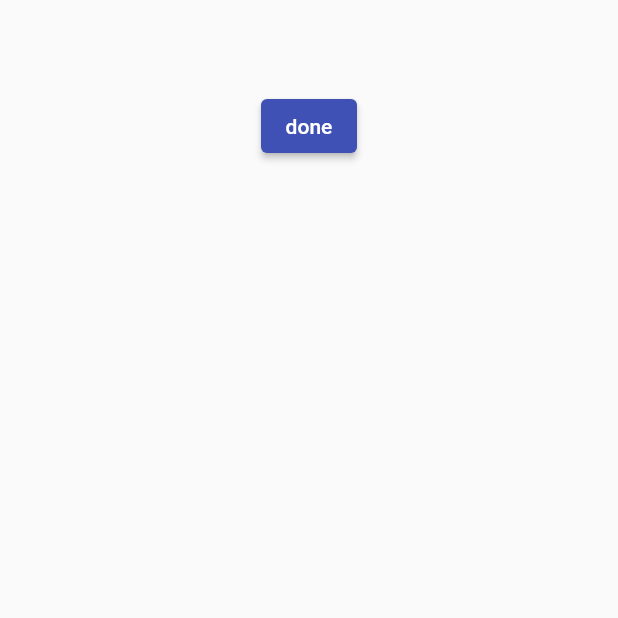
After one commit to RamMer24/chatapp, a Flutter app: the screen it shows after launch, after a tap on "done", on a phone screen of 412 x 824 dp, the top half of it. The commit adds this screen. Run offline on Flutter 3.47's test engine with Material 2 defaults, Android fonts, the phone set to English and light mode, and no system bars; our stand-ins replace cloud_firestore, dio, emoji_picker_flutter, firebase_auth, firebase_core, firebase_storage and 5 more; accounts and stored records are empty; network calls fail.

Commit message:
19/08/2023

```diff
--- a/lib/main.dart
+++ b/lib/main.dart
@@ -1,4 +1,5 @@
 import 'package:chatapp/screen/LoginScreen.dart';
+import 'package:chatapp/screen/Pdf.dart';
 import 'package:chatapp/screen/SaveImage.dart';
 import 'package:flutter/material.dart';
 import 'package:firebase_core/firebase_core.dart';
@@ -17,7 +18,7 @@ void main()async {
   runApp(const MyApp());
 }
 
-class MyApp extends StatelessWidget {
+class MyApp extends StatelessWidget{
   const MyApp({super.key});
 
   @override
@@ -27,7 +28,7 @@ class MyApp extends StatelessWidget {
       theme: ThemeData(
         primarySwatch: Colors.indigo,
       ),
-      home:LoginScreen(),
+      home:Pdf(),
     );
   }
 }
--- a/lib/screen/LoginScreen.dart
+++ b/lib/screen/LoginScreen.dart
@@ -33,10 +33,10 @@ class _LoginScreenState extends State<LoginScreen> {
                   accessToken: googleSignInAuthentication.accessToken,
                   idToken: googleSignInAuthentication.idToken,
                 );
+
                 UserCredential userCredential =
                 await auth.signInWithCredential(credential);
                 user = userCredential.user;
-
                 var name = user!.displayName.toString();
                 var email = user!.email.toString();
                 var googleid = user!.uid.toString();
@@ -53,7 +53,7 @@ class _LoginScreenState extends State<LoginScreen> {
                             "email":email,
                             "uid":googleid,
                             "Photo":photo,
-                          }).then((document) async{
+                          }).then((document) async {
                             SharedPreferences prefs = await SharedPreferences.getInstance();
                             prefs.setString("islogin", "yes");
                             prefs.setString("senderid", document.id.toString());
@@ -87,4 +87,5 @@ class _LoginScreenState extends State<LoginScreen> {
       ),
     );
   }
+
 }
--- /dev/null
+++ b/lib/screen/Pdf.dart
@@ -0,0 +1,352 @@
+import 'dart:io';
+
+import 'package:flutter/cupertino.dart';
+import 'package:flutter/foundation.dart';
+import 'package:flutter/material.dart';
+
+import 'package:flutter/services.dart' show rootBundle;
+
+
+import 'package:pdf/widgets.dart' as pw;
+import 'package:pdf/pdf.dart';
+
+class Pdf extends StatefulWidget {
+  const Pdf({super.key});
+
+  @override
+  State<Pdf> createState() => _PdfState();
+}
+
+class _PdfState extends State<Pdf> {
+
+  bool _isLoading = false;
+
+  double? per1;
+  String? filePath="";
+
+  get http => null;
+
+  @override
+  Widget build(BuildContext context) {
+    return Scaffold(
+        body: Center(
+          child: Column(
+
+            children: [
+              SizedBox(
+                height: 60,
+              ),
+              ElevatedButton(onPressed: (){
+                downloaddata();
+              }, child: Text("done"))
+            ],
+          ),
+        )
+
+    );
+  }
+  Future<void> downloaddata() async {
+    setState(() {
+      _isLoading = true;
+    });
+
+    final pdf = pw.Document();
+    final imageProvider = await loadImageFromAsset('img/chat.png');
+    final imageProvider1 = await loadImageFromAsset('img/whatsapp.png');
+
+    final imageUrl ="";
+    final imageBytes = await fetchImage(imageUrl);
+    final pdfWidget = pw.Stack(children: [
+      pw.Container(
+          width: double.infinity,
+          height: double.infinity,
+          decoration: pw.BoxDecoration(
+            image: pw.DecorationImage(
+              image: imageProvider,
+              fit: pw.BoxFit.cover,
+            ),
+          ),
+          child: pw.Column(
+              crossAxisAlignment: pw.CrossAxisAlignment.start,
+              children: [
+                pw.SizedBox(height: 10),
+                pw.Padding(
+                  padding: pw.EdgeInsets.only(left: 15),
+                  child: pw.Image(imageProvider1, width: 60, height: 34),
+                ),
+                pw.Container(
+                  padding: pw.EdgeInsets.all(15),
+                  child: pw.Row(
+                    crossAxisAlignment: pw.CrossAxisAlignment.end,
+                    mainAxisAlignment: pw.MainAxisAlignment.end,
+                    children: [
+                      pw.Container(
+                        height: 150,
+                        // width: 80.w,
+                        alignment: pw.Alignment.center,
+                        child: pw.Text(
+                                    "gfghfcghfgh",
+                        ),
+                      ),
+                      pw.SizedBox(
+                        width: 15,
+                      ),
+                      pw.ClipOval(
+                        child: pw.Container(
+                          width: 80,
+                          height: 80,
+                          decoration: pw.BoxDecoration(
+                              shape: pw.BoxShape.circle,
+                              image: pw.DecorationImage(
+                                  image: pw.MemoryImage(
+                                      Uint8List.fromList(imageBytes)))),
+                        ),
+                      ),
+                    ],
+                  ),
+                ),
+                // pw.SizedBox(
+                //   height:10.h
+                // ),
+                pw.Opacity(
+                  opacity: 0.7,
+                  child: pw.Container(
+                    padding: pw.EdgeInsets.all(20),
+                    margin: pw.EdgeInsets.only(left: 40),
+                    decoration: pw.BoxDecoration(
+                        color: PdfColors.black,
+                        borderRadius: pw.BorderRadius.only(
+                            topLeft: pw.Radius.circular(30),
+                            bottomLeft: pw.Radius.circular(30))),
+                    child: pw.Column(
+                      crossAxisAlignment: pw.CrossAxisAlignment.start,
+                      children: [
+                        pw.Text(
+                          "heloo",
+                          style: pw.TextStyle(
+                            color: PdfColors.white,
+                            fontSize: 30,
+                            font: await yourFont(),
+                            // font:pw.Font.helvetica(),
+
+                            // fontWeight: pw.FontWeight.bold,
+                          ),
+                        ),
+                        pw.SizedBox(
+                          height: 7,
+                        ),
+                        pw.Padding(
+                          padding: pw.EdgeInsets.only(left: 25),
+                          child: pw.Row(
+                            children: [
+                              pw.Text(
+                                "heloo",
+                                style: pw.TextStyle(
+                                  color: PdfColors.white,
+                                  fontSize: 20,
+                                  font: await yourFont(),
+                                ),
+                              ),
+                              pw.Text(
+                                 "heloo",
+                                  style: pw.TextStyle(
+                                    color: PdfColors.white,
+                                    fontSize: 40,
+                                    font: await yourFont(),
+                                  )),
+                              pw.Text("helooo",
+                                  style: pw.TextStyle(
+                                    color: PdfColors.white,
+                                    fontSize: 25,
+                                    font: await yourFont(),
+                                  )),
+                            ],
+                          ),
+                        ),
+                        pw.SizedBox(
+                          height: 5,
+                        ),
+                        pw.Padding(
+                          padding: pw.EdgeInsets.only(left: 1),
+                          child: pw.Row(
+                            children: [
+                              pw.Text("heloo",
+                                  style: pw.TextStyle(
+                                    color: PdfColors.white,
+                                    fontSize: 20,
+                                    font: await yourFont(),
+                                  )),
+                              pw.Text(
+                                "ghdsgg",
+                                  style: pw.TextStyle(
+                                    color: PdfColors.white,
+                                    fontSize: 60,
+                                    font: await yourFont(),
+                                  )),
+                              pw.Text("helooo",
+                                  style: pw.TextStyle(
+                                    color: PdfColors.white,
+                                    fontSize: 20,
+                                    font: await yourFont(),
+                                  )),
+                            ],
+                          ),
+                        ),
+                        pw.SizedBox(
+                          height: 4,
+                        ),
+                        pw.Padding(
+                          padding: pw.EdgeInsets.only(left: 15),
+                          child: pw.Row(
+                            children: [
+                              pw.Text("heloo",
+                                  style: pw.TextStyle(
+                                    color: PdfColors.white,
+                                    fontSize: 20,
+                                    font: await yourFont(),
+                                  )),
+                              pw.Text(
+                                "hjd",
+                                  style: pw.TextStyle(
+                                    color: PdfColors.white,
+                                    fontSize: 55,
+                                    font: await yourFont(),
+                                  )),
+                              pw.Text("helooo",
+                                  style: pw.TextStyle(
+                                    color: PdfColors.white,
+                                    fontSize: 20,
+                                    font: await yourFont(),
+                                  )),
+                            ],
+                          ),
+                        ),
+                        pw.SizedBox(
+                          height: 5,
+                        ),
+                        pw.Text(" helooo",
+                            style: pw.TextStyle(
+                              color: PdfColors.white,
+                              fontSize: 20,
+                              font: await yourFont(),
+                            )),
+                      ],
+                    ),
+                  ),
+                ),
+                pw.SizedBox(
+                  height: 8,
+                ),
+                pw.Padding(
+                  padding: pw.EdgeInsets.only(left: 15),
+                  child: pw.Text(
+                    "hwloooi",
+                    style: pw.TextStyle(
+                      color: PdfColors.white,
+                      fontSize: 17,
+                      font: await yourFont(),
+                      // fontFamily: "simsan",
+                    ),
+                  ),
+                ),
+                // pw.SizedBox(
+                //   height: 5.h,
+                // ),
+                pw.Opacity(
+                  opacity: 0.77,
+                  child: pw.Container(
+                    // height:160.h,
+                      padding: pw.EdgeInsets.all(15),
+                      margin: pw.EdgeInsets.only(right: 25),
+                      decoration: pw.BoxDecoration(
+                        // color: Colors.white.withOpacity(0.77),
+                          color: PdfColors.white,
+                          borderRadius: pw.BorderRadius.only(
+                              topRight: pw.Radius.circular(30),
+                              bottomRight: pw.Radius.circular(30))),
+                      child: pw.Column(children: [
+                        for (int index = 0;
+                        index <
+                           5;
+                        index++) ...[
+                          pw.Row(
+                            crossAxisAlignment:
+                            pw.CrossAxisAlignment.start,
+                            mainAxisAlignment:
+                            pw.MainAxisAlignment.spaceBetween,
+                            children: [
+                              pw.Text(
+                                (index + 1).toString() + " . ",
+                                style: pw.TextStyle(
+                                  // color: Color(0xffb333333),
+                                  fontSize: 20,
+                                  font: await yourFont(),
+                                ),
+                              ),
+                              pw.Expanded(
+                                child: pw.Text(
+                                  "helooo",
+                                  maxLines: 2,
+                                  // Maximum number of lines before truncating
+                                  // Allow text to wrap
+
+                                  style: pw.TextStyle(
+                                    color: PdfColors.black,
+                                    fontSize: 20,
+                                    font: await yourFont(),
+                                  ),
+                                ),
+                              )
+                            ],
+                          ),
+                        ]
+                      ])),
+                ),
+
+
+                ]))
+    ]);
+    pdf.addPage(pw.Page(
+      build: (pw.Context context) => pdfWidget,
+    ));
+    // final Directory? directory = await getDownloadsDirectory();
+    // final String filePath = '${directory?.path}/my_pdf.pdf';
+    const downloadsFolderPath = '/storage/emulated/0/Download';
+    Directory dir = Directory(downloadsFolderPath);
+    final String filePath = '${dir?.path}/suppchat.pdf';
+    print(filePath);
+    final File file = File(
+        filePath!);
+    try {
+      await file.writeAsBytes(await pdf.save());
+      setState(() {
+        _isLoading = false;
+
+      });
+    } catch (e) {
+      setState(() {
+        _isLoading = false;
+      });
+    }
+  }
+
+  Future<pw.Font> yourFont() async {
+    final fontData = await rootBundle.load(
+        'assets/fonts/chinese.msyh.ttf'); // Replace with your font file path
+    final fontUint8List = fontData.buffer.asUint8List();
+    final fontByteData = ByteData.sublistView(fontUint8List);
+    final font = pw.Font.ttf(fontByteData);
+    return font;
+  }
+
+  Future<pw.MemoryImage> loadImageFromAsset(String assetPath) async {
+    final ByteData data = await rootBundle.load(assetPath);
+    final Uint8List bytes = data.buffer.asUint8List();
+    return pw.MemoryImage(Uint8List.fromList(bytes));
+  }
+
+  Future<List<int>> fetchImage(String imageUrl) async {
+    final response = await http.get(Uri.parse(imageUrl));
+    return response.bodyBytes;
+  }
+}
--- a/lib/screen/SaveImage.dart
+++ b/lib/screen/SaveImage.dart
@@ -9,7 +9,6 @@ class SaveImage extends StatefulWidget {
   var photo="";
   var filename="";
   SaveImage({required this.photo,required this.filename});
-
 
   @override
   State<SaveImage> createState() => _SaveImageState();
--- a/lib/screen/SplashScreen.dart
+++ b/lib/screen/SplashScreen.dart
@@ -6,7 +6,6 @@ import 'package:shared_preferences/shared_preferences.dart';
 import 'LoginScreen.dart';
 
 class SplashScreen extends StatefulWidget {
-
 
   @override
   State<SplashScreen> createState() => _SplashScreenState();
--- a/pubspec.yaml
+++ b/pubspec.yaml
@@ -48,6 +48,7 @@ dependencies:
   firebase_storage:
   uuid:
   dio:
+  pdf:
 
 dev_dependencies:
   flutter_test:
```
Also changed, not shown: pubspec.lock, 1 other file. Lines whose indentation alone changed are shown as unchanged.
